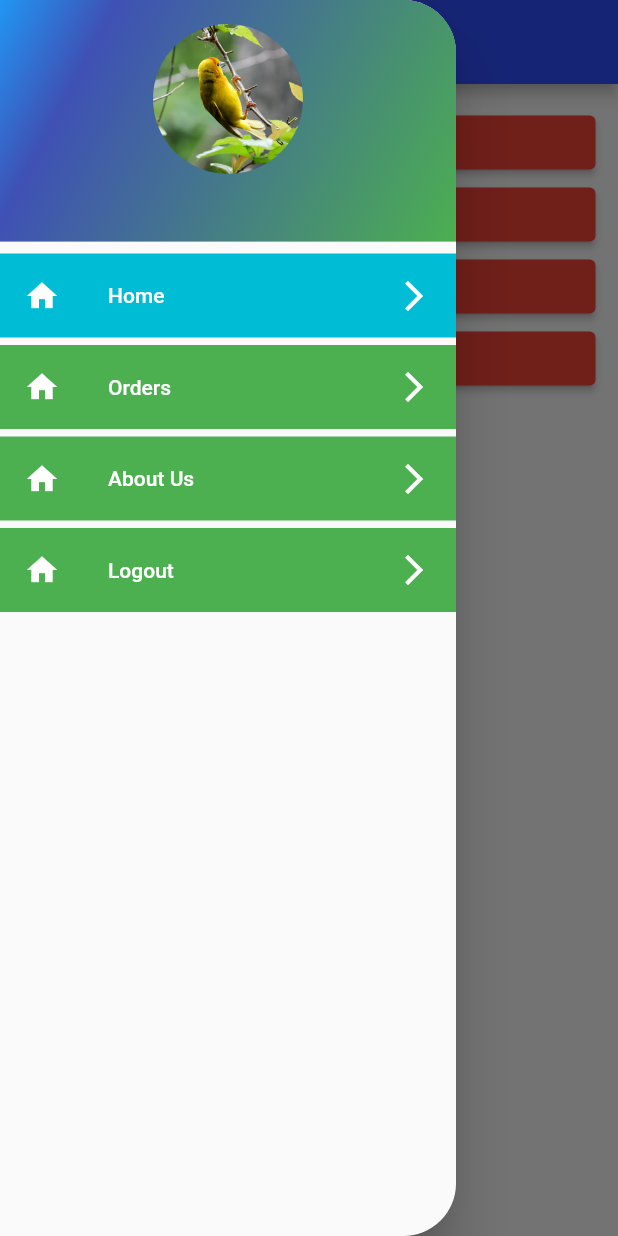
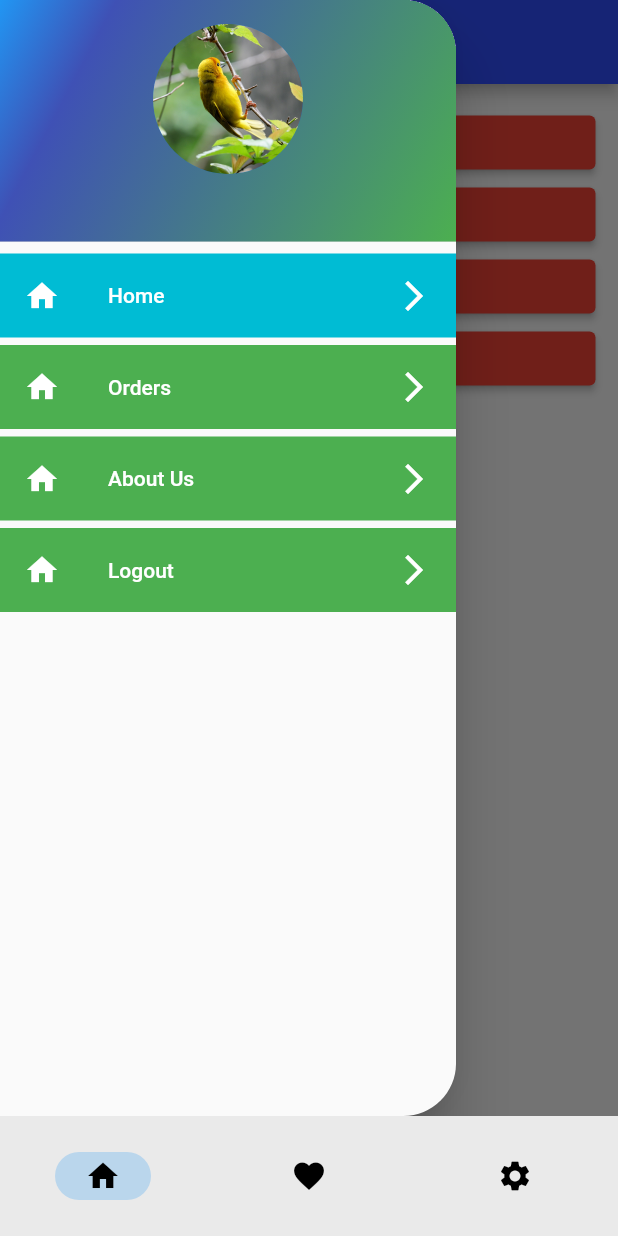
Before and after one commit to devatulparmar/march25batch6pm, a Flutter app: the screen it shows after launch, in the side drawer, after a tap on "Home", on a phone screen of 412 x 824 dp. Run offline on Flutter 3.47's test engine with Material 2 defaults, Android fonts, the phone set to English and light mode, and no system bars; our stand-ins replace cached_network_image, image_picker, intl_phone_field.

Commit message:
bottomNavigationBar

```diff
--- /dev/null
+++ b/lib/bottom_nav_screen.dart
@@ -0,0 +1,44 @@
+import 'package:flutter/material.dart';
+import 'package:march25batch6pm/home_screen.dart';
+
+class BottomNavScreen extends StatefulWidget {
+  const BottomNavScreen({Key? key}) : super(key: key);
+
+  @override
+  State<BottomNavScreen> createState() => _BottomNavScreenState();
+}
+
+class _BottomNavScreenState extends State<BottomNavScreen> {
+  int selectedIndex = 0;
+
+  List<Widget> screensList = [
+    const HomeScreen(),
+    Container(
+      color: Colors.red,
+    ),
+    Container(
+      color: Colors.blue,
+    ),
+  ];
+
+  @override
+  Widget build(BuildContext context) {
+    return Scaffold(
+      body: screensList.elementAt(selectedIndex),
+      bottomNavigationBar: NavigationBar(
+        selectedIndex: selectedIndex,
+        labelBehavior: NavigationDestinationLabelBehavior.alwaysHide,
+        onDestinationSelected: (int newIndex) {
+          setState(() {
+            selectedIndex = newIndex;
+          });
+        },
+        destinations: const [
+          NavigationDestination(icon: Icon(Icons.home), label: "Home"),
+          NavigationDestination(icon: Icon(Icons.favorite), label: "Favorite"),
+          NavigationDestination(icon: Icon(Icons.settings), label: "Settings"),
+        ],
+      ),
+    );
+  }
+}
--- a/lib/utils/routes.dart
+++ b/lib/utils/routes.dart
@@ -1,3 +1,4 @@
+import 'package:march25batch6pm/bottom_nav_screen.dart';
 import 'package:march25batch6pm/home_screen.dart';
 import 'package:march25batch6pm/login_screen.dart';
 import 'package:march25batch6pm/register_screen.dart';
@@ -35,7 +36,7 @@ class MyRoutes {
     switch (settingObject.name) {
       case "/":
         return MaterialPageRoute(
-          builder: (BuildContext context) => const HomeScreen(),
+          builder: (BuildContext context) => const BottomNavScreen(),
         );
       case routeHomeScreen:
         return MaterialPageRoute(
```
Also changed, not shown: lib/register_screen.dart (+21 -0 lines).
